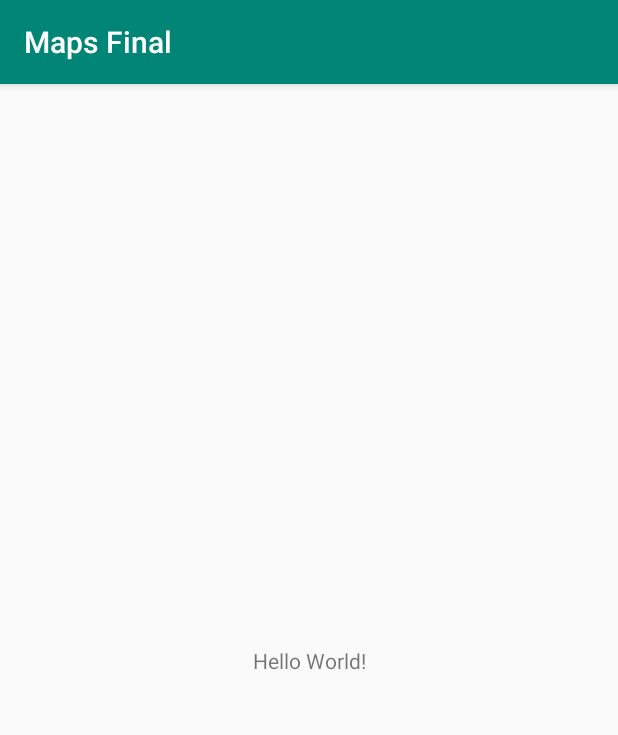
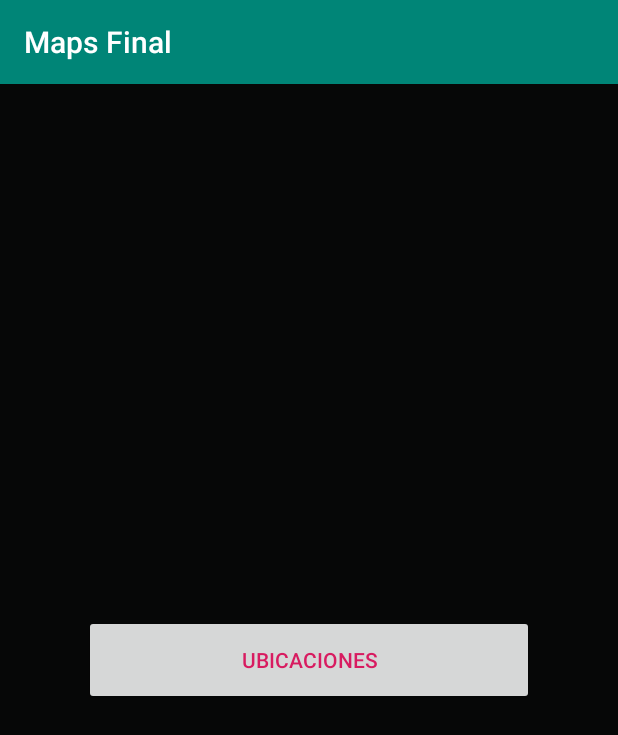
Before and after one commit to yorvinpg/Maps, an Android app: the screen it shows after launch (MainActivity), on a phone screen of 412 x 824 dp. Shown: the top 735 px of the screen. Run offline under Robolectric (Android 15) with nearby library versions, the phone set to English and light mode, and no system bars.

```diff
--- a/app/src/main/AndroidManifest.xml
+++ b/app/src/main/AndroidManifest.xml
@@ -1,6 +1,8 @@
 <?xml version="1.0" encoding="utf-8"?>
 <manifest xmlns:android="http://schemas.android.com/apk/res/android"
     package="com.example.mapsfinal">
+
+    <uses-permission android:name="android.permission.INTERNET"/>
 
     <!--
          The ACCESS_COARSE/FINE_LOCATION permissions are not required to use
--- a/app/src/main/java/com/example/mapsfinal/MainActivity.java
+++ b/app/src/main/java/com/example/mapsfinal/MainActivity.java
@@ -2,13 +2,27 @@ package com.example.mapsfinal;
 
 import androidx.appcompat.app.AppCompatActivity;
 
+import android.content.Intent;
 import android.os.Bundle;
+import android.view.View;
+import android.widget.Button;
 
 public class MainActivity extends AppCompatActivity {
 
+        Button mp;
     @Override
     protected void onCreate(Bundle savedInstanceState) {
         super.onCreate(savedInstanceState);
         setContentView(R.layout.activity_main);
+
+        mp = findViewById(R.id.btnmp);
+
+        mp.setOnClickListener(new View.OnClickListener() {
+            @Override
+            public void onClick(View v) {
+                Intent m = new Intent(MainActivity.this,MapsActivity.class);
+                startActivity(m);
+            }
+        });
     }
 }
--- a/app/src/main/res/layout/activity_main.xml
+++ b/app/src/main/res/layout/activity_main.xml
@@ -1,18 +1,19 @@
 <?xml version="1.0" encoding="utf-8"?>
-<androidx.constraintlayout.widget.ConstraintLayout xmlns:android="http://schemas.android.com/apk/res/android"
+<LinearLayout xmlns:android="http://schemas.android.com/apk/res/android"
     xmlns:app="http://schemas.android.com/apk/res-auto"
     xmlns:tools="http://schemas.android.com/tools"
     android:layout_width="match_parent"
     android:layout_height="match_parent"
+    android:orientation="vertical"
+    android:gravity="center"
+    android:background="@color/colorDark"
     tools:context=".MainActivity">
 
-    <TextView
-        android:layout_width="wrap_content"
-        android:layout_height="wrap_content"
-        android:text="Hello World!"
-        app:layout_constraintBottom_toBottomOf="parent"
-        app:layout_constraintLeft_toLeftOf="parent"
-        app:layout_constraintRight_toRightOf="parent"
-        app:layout_constraintTop_toTopOf="parent" />
-
-</androidx.constraintlayout.widget.ConstraintLayout>
+<Button
+    android:id="@+id/btnmp"
+    android:layout_width="300dp"
+    android:layout_height="60dp"
+    android:text="@string/btn"
+    android:textColor="@color/colorAccent"
+    />
+</LinearLayout>
--- a/app/src/main/res/values/colors.xml
+++ b/app/src/main/res/values/colors.xml
@@ -2,5 +2,6 @@
 <resources>
     <color name="colorPrimary">#008577</color>
     <color name="colorPrimaryDark">#00574B</color>
+    <color name="colorDark">#060707</color>
     <color name="colorAccent">#D81B60</color>
 </resources>
--- a/app/src/main/res/values/strings.xml
+++ b/app/src/main/res/values/strings.xml
@@ -1,4 +1,5 @@
 <resources>
     <string name="app_name">Maps Final</string>
     <string name="title_activity_maps">Map</string>
+    <string name="btn">UBICACIONES</string>
 </resources>
```
Also changed, not shown: app/src/main/java/com/example/mapsfinal/MapsActivity.java (+31 -3 lines).
